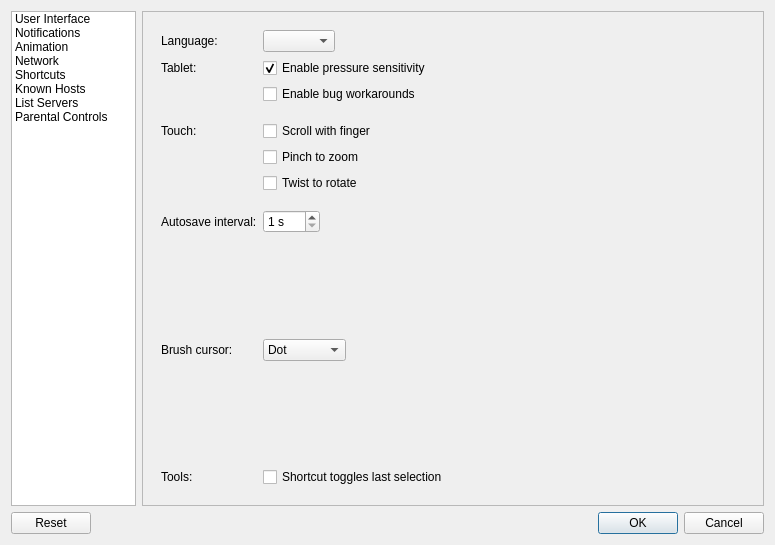
Above: src/desktop/ui/settings.ui from drawpile/Drawpile before the change. Below: the same form after it.
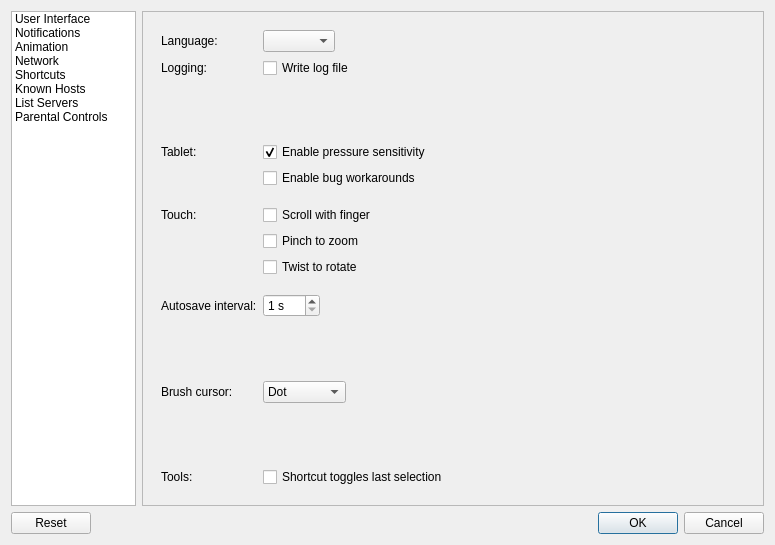
That is the form after the change. Icons and pictures are not drawn.

The edit to the form file:
```diff
--- a/src/desktop/ui/settings.ui
+++ b/src/desktop/ui/settings.ui
@@ -89,14 +89,14 @@
             <item row="2" column="1">
              <widget class="QComboBox" name="languageBox"/>
             </item>
-            <item row="3" column="0">
+            <item row="5" column="0">
              <widget class="QLabel" name="label_7">
               <property name="text">
                <string>Tablet:</string>
               </property>
              </widget>
             </item>
-            <item row="3" column="1">
+            <item row="5" column="1">
              <widget class="QCheckBox" name="tabletSupport">
               <property name="text">
                <string>Enable pressure sensitivity</string>
@@ -106,7 +106,7 @@
               </property>
              </widget>
             </item>
-            <item row="4" column="1">
+            <item row="6" column="1">
              <widget class="QCheckBox" name="tabletBugWorkaround">
               <property name="toolTip">
                <string>Checking this may fix jaggy line and offset bugs on some tablets</string>
@@ -116,7 +116,7 @@
               </property>
              </widget>
             </item>
-            <item row="5" column="1">
+            <item row="7" column="1">
              <spacer name="verticalSpacer_5">
               <property name="orientation">
                <enum>Qt::Vertical</enum>
@@ -132,35 +132,35 @@
               </property>
              </spacer>
             </item>
-            <item row="6" column="0">
+            <item row="8" column="0">
              <widget class="QLabel" name="label_12">
               <property name="text">
                <string>Touch:</string>
               </property>
              </widget>
             </item>
-            <item row="6" column="1">
+            <item row="8" column="1">
              <widget class="QCheckBox" name="touchscroll">
               <property name="text">
                <string>Scroll with finger</string>
               </property>
              </widget>
             </item>
-            <item row="7" column="1">
+            <item row="9" column="1">
              <widget class="QCheckBox" name="touchpinch">
               <property name="text">
                <string>Pinch to zoom</string>
               </property>
              </widget>
             </item>
-            <item row="8" column="1">
+            <item row="10" column="1">
              <widget class="QCheckBox" name="touchtwist">
               <property name="text">
                <string>Twist to rotate</string>
               </property>
              </widget>
             </item>
-            <item row="9" column="1">
+            <item row="11" column="1">
              <spacer name="verticalSpacer_3">
               <property name="orientation">
                <enum>Qt::Vertical</enum>
@@ -176,14 +176,14 @@
               </property>
              </spacer>
             </item>
-            <item row="11" column="0">
+            <item row="13" column="0">
              <widget class="QLabel" name="label_11">
               <property name="text">
                <string>Autosave interval:</string>
               </property>
              </widget>
             </item>
-            <item row="11" column="1">
+            <item row="13" column="1">
              <widget class="QSpinBox" name="autosaveInterval">
               <property name="suffix">
                <string> s</string>
@@ -196,7 +196,7 @@
               </property>
              </widget>
             </item>
-            <item row="12" column="1">
+            <item row="14" column="1">
              <spacer name="verticalSpacer_9">
               <property name="orientation">
                <enum>Qt::Vertical</enum>
@@ -209,7 +209,7 @@
               </property>
              </spacer>
             </item>
-            <item row="13" column="1">
+            <item row="15" column="1">
              <widget class="QComboBox" name="brushCursorBox">
               <item>
                <property name="text">
@@ -228,14 +228,14 @@
               </item>
              </widget>
             </item>
-            <item row="13" column="0">
+            <item row="15" column="0">
              <widget class="QLabel" name="label_16">
               <property name="text">
                <string>Brush cursor:</string>
               </property>
              </widget>
             </item>
-            <item row="14" column="1">
+            <item row="16" column="1">
              <spacer name="verticalSpacer">
               <property name="orientation">
                <enum>Qt::Vertical</enum>
@@ -248,20 +248,47 @@
               </property>
              </spacer>
             </item>
-            <item row="15" column="0">
+            <item row="17" column="0">
              <widget class="QLabel" name="label_2">
               <property name="text">
                <string>Tools:</string>
               </property>
              </widget>
             </item>
-            <item row="15" column="1">
+            <item row="17" column="1">
              <widget class="QCheckBox" name="toolToggleShortcut">
               <property name="text">
                <string>Shortcut toggles last selection</string>
               </property>
              </widget>
             </item>
+            <item row="3" column="0">
+             <widget class="QLabel" name="label_17">
+              <property name="text">
+               <string>Logging:</string>
+              </property>
+             </widget>
+            </item>
+            <item row="3" column="1">
+             <widget class="QCheckBox" name="logfile">
+              <property name="text">
+               <string>Write log file</string>
+              </property>
+             </widget>
+            </item>
+            <item row="4" column="1">
+             <spacer name="verticalSpacer_2">
+              <property name="orientation">
+               <enum>Qt::Vertical</enum>
+              </property>
+              <property name="sizeHint" stdset="0">
+               <size>
+                <width>20</width>
+                <height>5</height>
+               </size>
+              </property>
+             </spacer>
+            </item>
            </layout>
           </widget>
           <widget class="QWidget" name="page_2">
```
